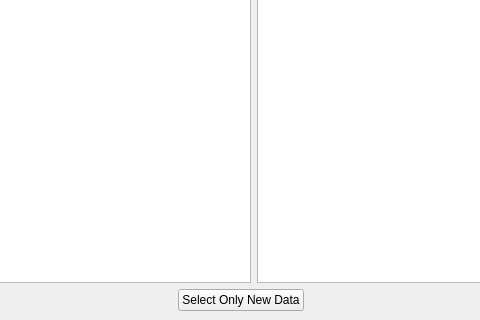
First picture: the form in finalcif/gui/import_selector_ui.ui, repository dkratzert/FinalCif, before the edit; both pictures show x 141 to 621 and y 280 to 600 of the 800 by 600 pixel window.
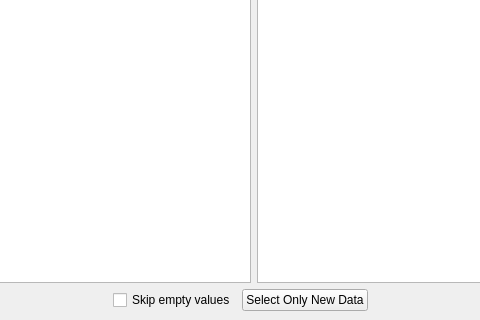
Second picture: the form after the edit.

Commit message: Add option to skip empty values during import selection and update related logic

What changed in the file:
```diff
--- a/finalcif/gui/import_selector_ui.ui
+++ b/finalcif/gui/import_selector_ui.ui
@@ -78,6 +78,16 @@
         </property>
        </spacer>
       </item>
+      <item>
+       <widget class="QCheckBox" name="skipEmptyValuesCheckBox">
+        <property name="toolTip">
+         <string>Do not preselect keys that have no value or only a question mark.</string>
+        </property>
+        <property name="text">
+         <string>Skip empty values</string>
+        </property>
+       </widget>
+      </item>
       <item>
        <widget class="QPushButton" name="selectOnlyNewPB">
         <property name="text">
```
The commit also changes 4 other files.
